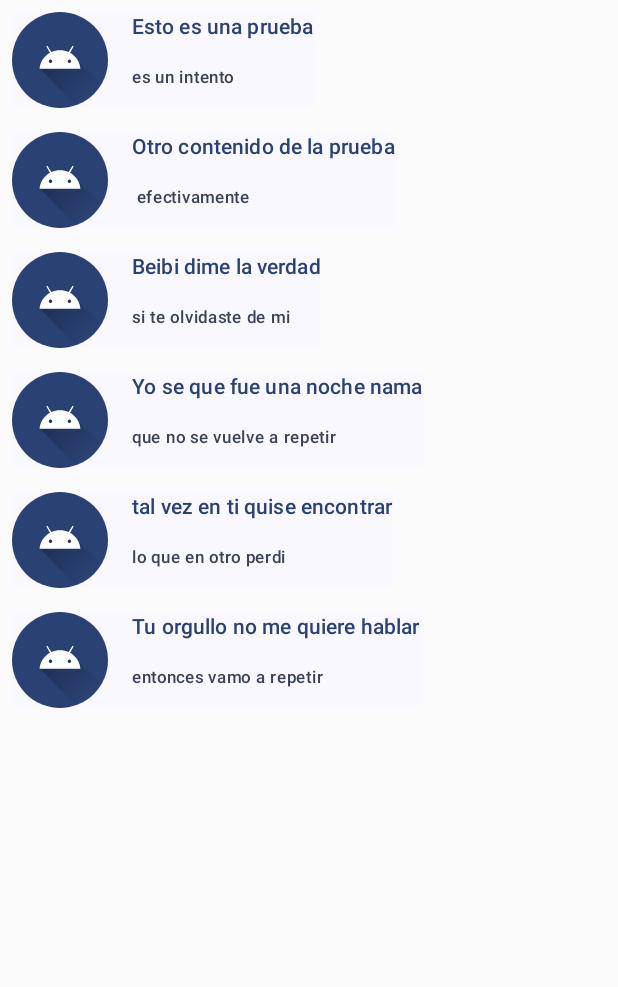
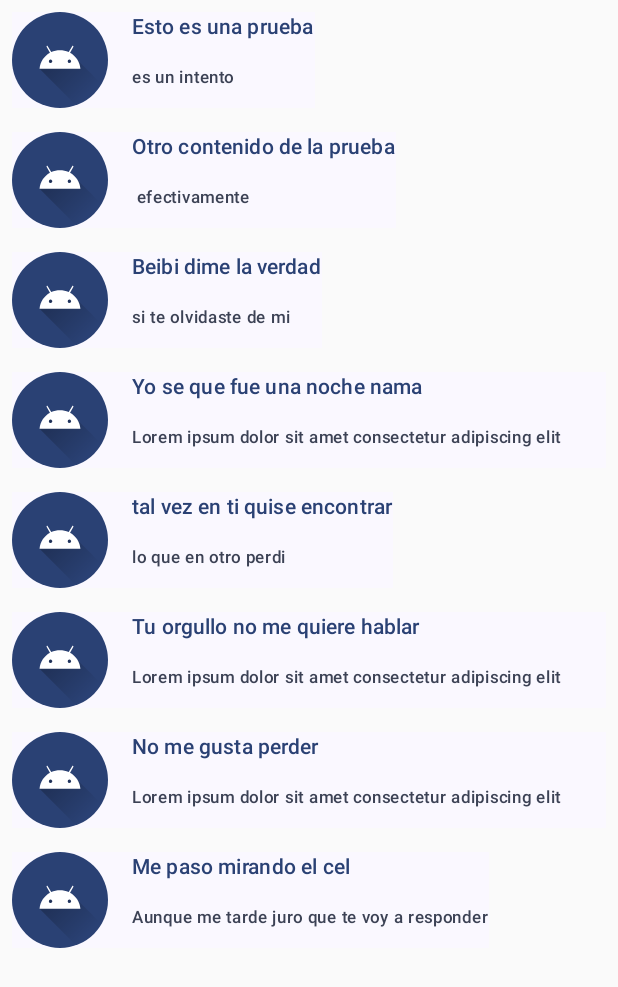
Before and after one commit to vmarsua298/Jetpack_Compose_Tutorial, an Android app built with Jetpack Compose: the screen it shows after launch (MainActivity), on a phone screen of 412 x 824 dp. Shown: the top 987 px of the screen. Run offline under Robolectric (Android 15) with nearby library versions, the phone set to English and light mode, and no system bars.

Commit message:
animacion commit

```diff
--- a/app/src/main/java/com/example/jetpackcomposetutorial/MainActivity.kt
+++ b/app/src/main/java/com/example/jetpackcomposetutorial/MainActivity.kt
@@ -6,6 +6,7 @@ import androidx.activity.ComponentActivity
 import androidx.activity.compose.setContent
 import androidx.compose.foundation.Image
 import androidx.compose.foundation.background
+import androidx.compose.foundation.clickable
 import androidx.compose.foundation.layout.Column
 import androidx.compose.foundation.layout.Row
 import androidx.compose.foundation.layout.Spacer
@@ -20,6 +21,10 @@ import androidx.compose.foundation.verticalScroll
 import androidx.compose.material3.MaterialTheme
 import androidx.compose.material3.Text
 import androidx.compose.runtime.Composable
+import androidx.compose.runtime.getValue
+import androidx.compose.runtime.mutableStateOf
+import androidx.compose.runtime.remember
+import androidx.compose.runtime.setValue
 import androidx.compose.ui.Modifier
 import androidx.compose.ui.draw.clip
 import androidx.compose.ui.graphics.Color
@@ -33,9 +38,12 @@ val messages: List<MyMessage> = listOf(
     MyMessage("Esto es una prueba","es un intento"),
     MyMessage("Otro contenido de la prueba"," efectivamente"),
     MyMessage("Beibi dime la verdad","si te olvidaste de mi"),
-    MyMessage("Yo se que fue una noche nama", "que no se vuelve a repetir"),
+    MyMessage("Yo se que fue una noche nama", "Lorem ipsum dolor sit amet consectetur adipiscing elit tellus curae parturient urna, ullamcorper curabitur porta bibendum consequat malesuada accumsan ante nostra. Senectus integer taciti nulla sapien nisi porttitor feugiat arcu justo nostra, turpis penatibus elementum erat magnis odio aptent risus nibh faucibus, habitant congue nunc tempus massa luctus a semper leo."),
     MyMessage("tal vez en ti quise encontrar", "lo que en otro perdi"),
-    MyMessage("Tu orgullo no me quiere hablar","entonces vamo a repetir")
+    MyMessage("Tu orgullo no me quiere hablar","Lorem ipsum dolor sit amet consectetur adipiscing elit tellus curae parturient urna, ullamcorper curabitur porta bibendum consequat malesuada accumsan ante nostra. Senectus integer taciti nulla sapien nisi porttitor feugiat arcu justo nostra, turpis penatibus elementum erat magnis odio aptent risus nibh faucibus, habitant congue nunc tempus massa luctus a semper leo."),
+    MyMessage("No me gusta perder", "Lorem ipsum dolor sit amet consectetur adipiscing elit tellus curae parturient urna ullamcorper" ),
+    MyMessage("Me paso mirando el cel", "Aunque me tarde juro que te voy a responder")
+
 )
 
 class MainActivity : ComponentActivity() {
@@ -86,16 +94,27 @@ fun MyImage() {
 
 @Composable
 fun MyTexts(message: MyMessage) {
-    Column(modifier = Modifier.padding(start = 16.dp)) {
+    var expanded by remember {
+        mutableStateOf(false)
+    }
+    Column(modifier = Modifier
+        .padding(start = 16.dp)
+        .clickable {
+            expanded = !expanded
+        }) {
         MyText(text = message.title, color = MaterialTheme.colorScheme.primary, style = MaterialTheme.typography.labelLarge)
         Spacer(modifier = Modifier.height(16.dp))
-        MyText(text = message.body, color = MaterialTheme.colorScheme.secondary, style = MaterialTheme.typography.labelSmall)
+        MyText(
+            text = message.body,
+            color = MaterialTheme.colorScheme.secondary,
+            style = MaterialTheme.typography.labelSmall,
+                lines = if (expanded) Int.MAX_VALUE else 1)
     }
 }
 
 @Composable
-fun MyText(text: String, color: Color, style: TextStyle) {
-    Text(text = text, color = color, style = style)
+fun MyText(text: String, color: Color, style: TextStyle, lines: Int = Int.MAX_VALUE) {
+    Text(text = text, color = color, style = style, maxLines = lines)
 }
 
 @Preview(showSystemUi = true)
```
